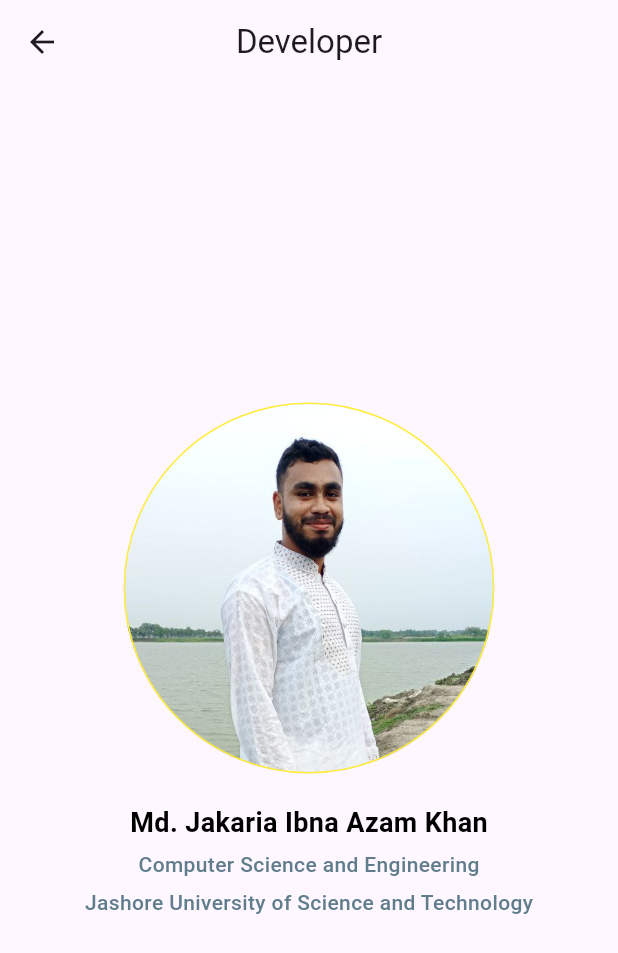
After one commit to JakariaKhan-CSE/Rest-Area-Recommender, a Flutter app: the AboutDeveloperPage screen opened directly, on a phone screen of 412 x 824 dp. The commit adds this screen. Shown: the top 953 px of the screen. Run offline on Flutter 3.47's test engine with Material 3 defaults, Android fonts, the phone set to English and light mode, and no system bars; our stand-ins replace animate_do, cloud_firestore, connectivity_plus, csv, firebase_auth, firebase_core and 10 more; accounts and stored records are empty.

Commit message:
developer add page complete.Alhamdulillah Apps finished and work properly.

```diff
--- /dev/null
+++ b/lib/about_developer.dart
@@ -0,0 +1,52 @@
+import 'package:flutter/material.dart';
+
+class AboutDeveloperPage extends StatelessWidget {
+  const AboutDeveloperPage({super.key});
+
+  @override
+  Widget build(BuildContext context) {
+    final size = MediaQuery.of(context).size;
+    return SafeArea(
+      child: Scaffold(
+
+        appBar: AppBar(title: Text('Developer'),centerTitle: true,),
+        body: Center(
+          child: Padding(
+            padding: const EdgeInsets.symmetric(horizontal: 10,vertical: 10),
+            child: Column(
+              mainAxisAlignment: MainAxisAlignment.center,
+              crossAxisAlignment: CrossAxisAlignment.center,
+              children: [
+                Container(
+                  height: size.height*0.3,
+                  width: size.width*0.6,
+                  decoration: BoxDecoration(
+                    border: Border.all(color: Colors.yellow),
+                    shape: BoxShape.circle,
+                    image: DecorationImage(
+                      image: AssetImage('assets/images/jakaria.jpg'),
+                      fit: BoxFit.cover
+                    )
+                  ),
+
+                ),
+                SizedBox(height: 20,),
+                Text('Md. Jakaria Ibna Azam Khan',style: TextStyle(
+                    fontSize: 18, fontWeight: FontWeight.w600, color: Colors.black
+                ),),
+                SizedBox(height: 5,),
+                Text('Computer Science and Engineering',style: TextStyle(
+                    fontSize: 14, fontWeight: FontWeight.w500, color: Colors.blueGrey
+                ),),
+                SizedBox(height: 5,),
+                Text('Jashore University of Science and Technology',style: TextStyle(
+                    fontSize: 14, fontWeight: FontWeight.w500, color: Colors.blueGrey
+                ),),
+              ],
+            ),
+          ),
+        ),
+      ),
+    );
+  }
+}
--- a/lib/homepage.dart
+++ b/lib/homepage.dart
@@ -7,6 +7,7 @@ import 'package:connectivity_plus/connectivity_plus.dart';
 import 'package:flutter/material.dart';
 import 'package:geocoding/geocoding.dart';
 import 'package:geolocator/geolocator.dart';
+import 'package:rest_area_recommended/about_developer.dart';
 import 'package:rest_area_recommended/login_page.dart';
 import 'package:rest_area_recommended/showRestArea.dart';
 import 'package:shared_preferences/shared_preferences.dart';
@@ -301,6 +302,7 @@ class _HomePageState extends State<HomePage> {
                 }
               } else if (value == 'about') {
                 // show developer about
+                Navigator.push(context, MaterialPageRoute(builder: (context) => const AboutDeveloperPage()));
               }
             },
             itemBuilder: (context) => [
```
Also changed, not shown: assets/images/jakaria.jpg (added).
